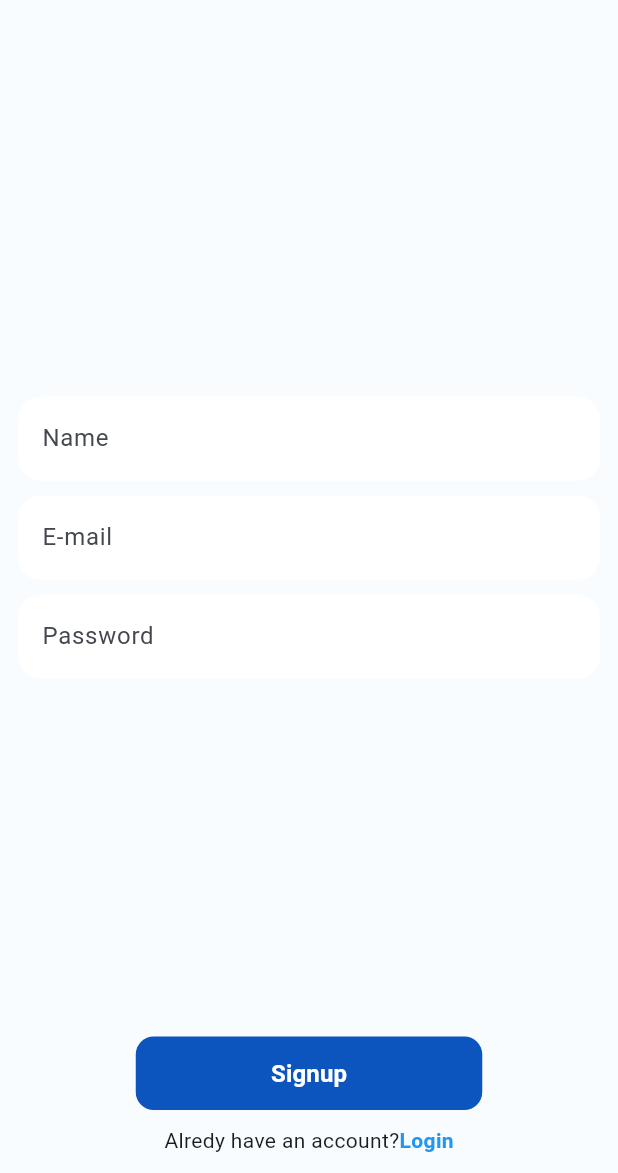
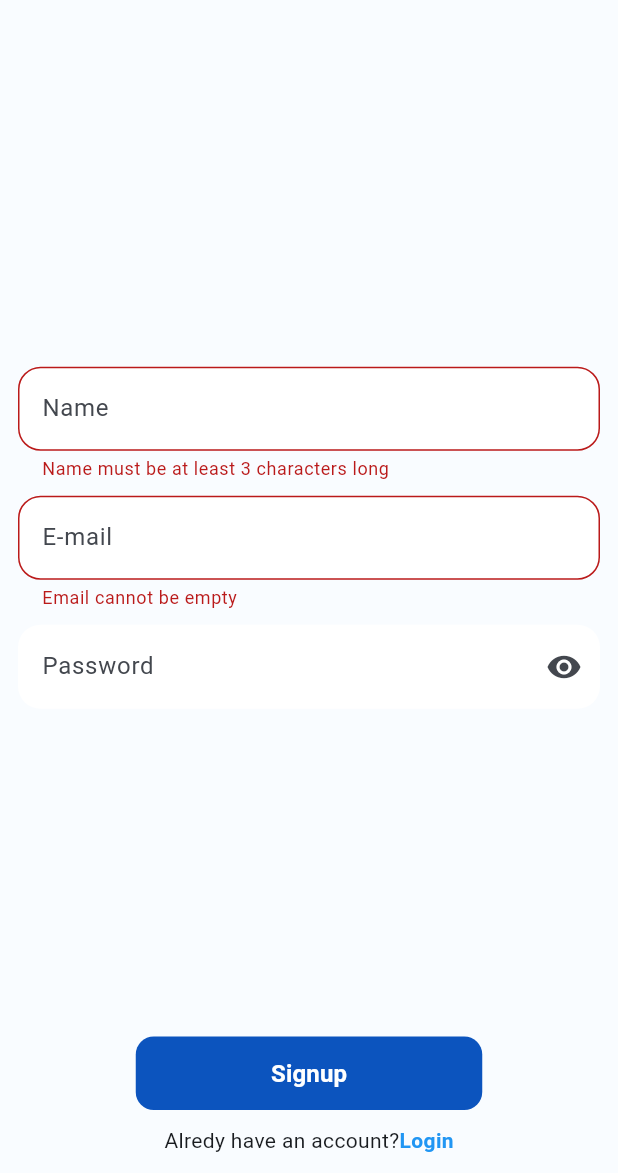
Before and after one commit to ankithshetty17/News-Feed, a Flutter app: the screen it shows after launch, after a tap on "Signup", on a phone screen of 412 x 824 dp, the part 63-1236 px from its top. Run offline on Flutter 3.47's test engine with Material 3 defaults, Android fonts, the light colour scheme and no system bars; our stand-ins replace firebase_core; accounts and stored records are empty.

Commit message:
front-end-pages

```diff
--- a/lib/main.dart
+++ b/lib/main.dart
@@ -1,5 +1,6 @@
 import 'package:flutter/material.dart';
 import 'package:newsfeed/pages/login_screen.dart';
+import 'package:newsfeed/pages/newsfeed_screen.dart';
 import 'package:newsfeed/pages/signup_screen.dart';
 
 void main() {
@@ -21,6 +22,7 @@ class MyApp extends StatelessWidget {
       routes: {
         '/signup':(context)=> SignupScreen(),
         '/login':(context) => LoginScreen(),
+        '/newsfeed':(context) => NewsFeed()
       },
     );
   }
--- a/lib/pages/signup_screen.dart
+++ b/lib/pages/signup_screen.dart
@@ -2,9 +2,40 @@ import 'package:flutter/material.dart';
 import 'package:newsfeed/themes/colors.dart';
 import 'package:newsfeed/widgets/custom_button.dart';
 
-class SignupScreen extends StatelessWidget {
+class SignupScreen extends StatefulWidget {
   const SignupScreen({super.key});
 
+  @override
+  State<SignupScreen> createState() => _SignupScreenState();
+}
+
+class _SignupScreenState extends State<SignupScreen> {
+  final _fromKey = GlobalKey<FormState>();
+  final _nameController = TextEditingController();
+  final _emailController = TextEditingController();
+  bool _isObscured = true;
+
+
+  void _toggleVisibility() {
+    setState(() {
+      _isObscured = !_isObscured;
+    });
+  }
+
+ String? _validateEmail(String? email) {
+  if (email == null || email.isEmpty) {
+    return 'Email cannot be empty';
+  }
+  final RegExp regex = RegExp(
+    r'^[\w-\.]+@([\w-]+\.)+[\w-]{2,4}$',
+    caseSensitive: false,
+    multiLine: false,
+  );
+  if (!regex.hasMatch(email)) {
+    return 'Enter a valid email address';
+  }
+  return null;
+}
   @override
   Widget build(BuildContext context) {
     return Scaffold(
@@ -22,12 +53,18 @@ class SignupScreen extends StatelessWidget {
       child:
       Column(
         children: [
-       const    Expanded(
+          Expanded(
             child:
-          Center(child:Column(
+          Center(child:
+          Form(
+            key: _fromKey,
+            child:
+          Column(
             mainAxisAlignment: MainAxisAlignment.center,
             children:[
-          TextField(
+          TextFormField(
+            validator: (name)=> name!.length<3 ? 'Name must be at least 3 characters long' : null,
+            controller: _nameController,
             decoration: InputDecoration(
               filled: true,
               fillColor: Colors.white,
@@ -36,14 +73,19 @@ class SignupScreen extends StatelessWidget {
                 borderSide: BorderSide(color: Colors.transparent),
                 borderRadius: BorderRadius.all(Radius.circular(15))
               ),
+              border: OutlineInputBorder(
+                 borderRadius: BorderRadius.all(Radius.circular(15))
+              ),
               focusedBorder: OutlineInputBorder(
                 borderSide: BorderSide(color: Colors.blue),
                 borderRadius: BorderRadius.all(Radius.circular(15))
               )
             ),
+            keyboardType:TextInputType.name,
           ),
         SizedBox(height: 10,),
-           TextField(
+           TextFormField(
+            controller: _emailController,
             decoration: InputDecoration(
               filled: true,
               fillColor: Colors.white,
@@ -52,11 +94,18 @@ class SignupScreen extends StatelessWidget {
                 borderSide: BorderSide(color: Colors.transparent),
                 borderRadius: BorderRadius.all(Radius.circular(15))
               ),
+               border: OutlineInputBorder(
+                 borderRadius: BorderRadius.all(Radius.circular(15))
+               ),
               focusedBorder: OutlineInputBorder(
                 borderSide: BorderSide(color: Colors.blue),
                 borderRadius: BorderRadius.all(Radius.circular(15))
               )
+
             ),
+            keyboardType:TextInputType.emailAddress,
+            validator: _validateEmail,
+
           ),
 
            SizedBox(height: 10,),
@@ -69,18 +118,33 @@ class SignupScreen extends StatelessWidget {
                 borderSide: BorderSide(color: Colors.transparent),
                 borderRadius: BorderRadius.all(Radius.circular(15))
               ),
+              border: OutlineInputBorder(
+                 borderRadius: BorderRadius.all(Radius.circular(15))
+              ),
               focusedBorder: OutlineInputBorder(
                 borderSide: BorderSide(color: Colors.blue),
                 borderRadius: BorderRadius.all(Radius.circular(15))
-              )
+              ),
+                suffixIcon: IconButton(
+            icon: Icon(_isObscured ? Icons.visibility : Icons.visibility_off),
+            onPressed: _toggleVisibility,
+          ),
+
             ),
+            obscureText: _isObscured,
+            keyboardType:TextInputType.visiblePassword
           ),
             ],
           )
           ),
           ),
+          ),
 
-            const  CustomButton(text: 'Signup'),
+            CustomButton(text: 'Signup',
+            onPressed:(){
+              _fromKey.currentState!.validate();
+            }
+            ,),
             const   SizedBox(height: 10),
               Row(
                 mainAxisAlignment: MainAxisAlignment.center,
--- a/lib/widgets/custom_button.dart
+++ b/lib/widgets/custom_button.dart
@@ -1,12 +1,16 @@
 import 'package:flutter/material.dart';
+
+
+
 
 class CustomButton extends StatelessWidget {
   final String text;
-  const CustomButton({super.key,required this.text});
+  final void Function()? onPressed;
+  const CustomButton({super.key,required this.text,required this.onPressed});
 
   @override
   Widget build(BuildContext context) {
-    return ElevatedButton(onPressed: (){},
+    return ElevatedButton(onPressed: onPressed,
     child:Text(text,
              style: TextStyle(color: Colors.white,fontWeight: FontWeight.bold,fontSize: 16),),
 
--- a/pubspec.yaml
+++ b/pubspec.yaml
@@ -35,6 +35,7 @@ dependencies:
   # The following adds the Cupertino Icons font to your application.
   # Use with the CupertinoIcons class for iOS style icons.
   cupertino_icons: ^1.0.2
+  flutter_launcher_icons: ^0.9.2
 
 dev_dependencies:
   flutter_test:
@@ -88,3 +89,7 @@ flutter:
   #
   # For details regarding fonts from package dependencies,
   # see https://flutter.dev/custom-fonts/#from-packages
+flutter_icons:
+   android: true
+   ios: true
+   image_path: 'assets/images/news.png'
```
Also changed, not shown: lib/pages/login_screen.dart (+66 -9 lines), lib/pages/newsfeed_screen.dart (+39 -0 lines), assets/images/news.png (added), lib/firebase_options.dart (added), pubspec.lock, 27 other files.
